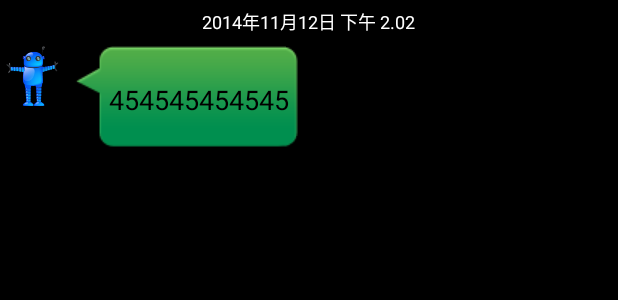
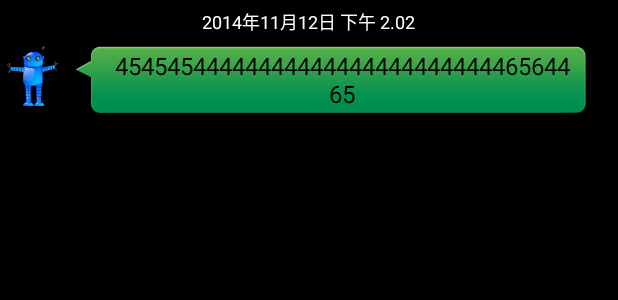
Before and after one commit to amazingokc/Robot, an Android app: the layout item_tuling.xml on its own in the app's theme, with its tools: preview values and no code run, on a phone screen of 412 x 824 dp. Shown: the top 300 px of the screen. Run offline under Robolectric (Android 15) with nearby library versions, the phone set to English and light mode, and no system bars.

Commit message:
优化聊天信息背景图.9.png

```diff
--- a/app/src/main/res/layout/item_tuling.xml
+++ b/app/src/main/res/layout/item_tuling.xml
@@ -22,8 +22,7 @@
         android:layout_width="match_parent"
         android:layout_height="wrap_content"
         android:orientation="horizontal"
-        android:paddingRight="16dp"
-        android:weightSum="1">
+        >
 
         <LinearLayout
             android:layout_width="wrap_content"
@@ -50,15 +49,13 @@
             android:layout_height="wrap_content"
             android:layout_marginLeft="5dp"
             android:textColor="#000000"
-            android:background="@drawable/message_left"
+            android:background="@mipmap/message_left"
+            android:layout_marginRight="20dp"
             android:paddingLeft="23dp"
             android:paddingRight="8dp"
-            android:paddingBottom="8dp"
-            android:paddingTop="8dp"
-            android:textSize="18sp"
+            android:textSize="16sp"
             android:gravity="center_horizontal|center_vertical"
-            android:layout_marginBottom="16dp"
-            android:text="454545454545" />
+            android:text="4545454444444444444444444444446564465" />
 
     </LinearLayout>
 
```
Also changed, not shown: app/src/main/java/com/amazingrobot/robot/MainActivity.java (+4 -4 lines), app/src/main/res/layout/item_wo.xml (+3 -5 lines), app/src/main/res/mipmap-hdpi/message_left.9.png (added), app/src/main/res/mipmap-hdpi/message_right.9.png (added), app/src/main/res/mipmap-xhdpi/ic_launcher.png.
